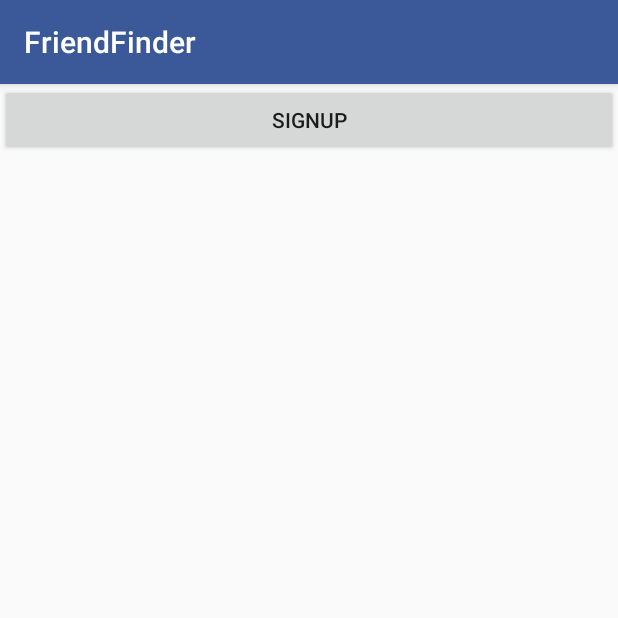
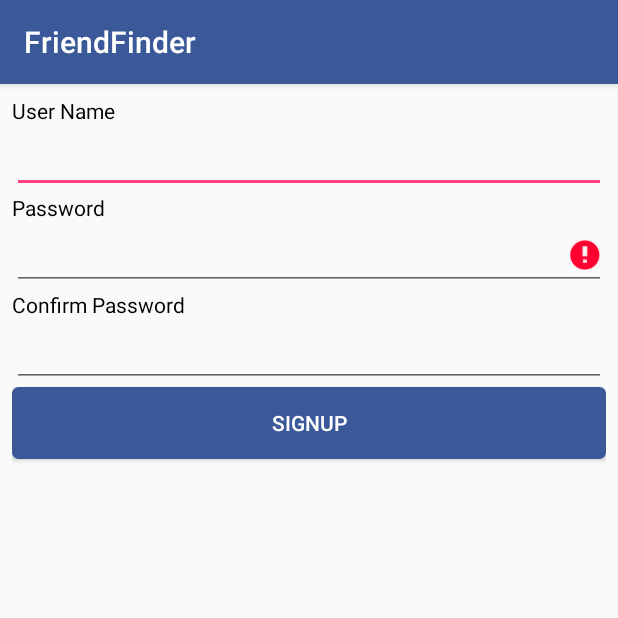
Before and after one commit to sashimdr8/FriendFinder, an Android app: the RegisterActivity screen opened directly, with no data from a screen before it, after a tap on "SIGNUP", on a phone screen of 412 x 824 dp, the top half of it. Run offline under Robolectric (Android 15) with nearby library versions, the phone set to English and light mode, and no system bars; our stand-ins replace Dagger/Hilt's generated code, data binding; libraries missing offline, so code that uses them is left out: retrofit2.adapter.rxjava, rx.android.schedulers, rx.functions, rx.schedulers; 2 statements that could not run were skipped.

Commit message:
sign up api implemented

```diff
--- a/app/src/main/java/com/example/brain/friendfinder/FriendFinderModule.java
+++ b/app/src/main/java/com/example/brain/friendfinder/FriendFinderModule.java
@@ -30,30 +30,21 @@ import retrofit2.converter.scalars.ScalarsConverterFactory;
 public final class FriendFinderModule {
     FriendFinderRemoteRepo remoteRepo;
     FriendFinderLocalRepo localRepo;
-    FriendFinderPref prefs;
+    private final Context app;
 
-    //private final Context app;
-
-    private   Api api;
-
-    public  Api api(){
-        return api;
+    public Api api() {
+        return provideRetrofit().create(Api.class);
     }
 
-   /* public FriendFinderModule(Context app) {
+    public FriendFinderModule(Context app) {
         this.app = app;
-        this.prefs = new FriendFinderPref(app,gson());
-        this.localRepo = new FriendFinderLocalRepo(prefs);
-        this.remoteRepo = new FriendFinderRemoteRepo(api,gson());
+        this.localRepo = new FriendFinderLocalRepo(providePrefs(gson()));
+        this.remoteRepo = new FriendFinderRemoteRepo(api(), gson());
     }
-*/
-//    public Context provideContext() {
-//        return app;
-//    }
 
-//    public FriendFinderData provideData() {
-//        return new FriendFinderData(localRepo,remoteRepo);
-//    }
+    public FriendFinderData provideData() {
+        return new FriendFinderData(localRepo, remoteRepo);
+    }
 
 
     public RxBus provideBus() {
@@ -66,9 +57,9 @@ public final class FriendFinderModule {
     }
 
 
-  /*  public FriendFinderPref providePrefs(Gson gson) {
+    public FriendFinderPref providePrefs(Gson gson) {
         return new FriendFinderPref(app, gson);
-    }*/
+    }
 
 
     public Retrofit provideRetrofit() {
@@ -81,15 +72,4 @@ public final class FriendFinderModule {
     }
 
 
-    public FriendFinderLocalRepo provideLocalRepo(FriendFinderPref prefs) {
-        return new FriendFinderLocalRepo(prefs);
-    }
-
-
-    public FriendFinderRemoteRepo provideRemoteRepo(Api api, Gson gson) {
-        return new FriendFinderRemoteRepo(api, gson);
-    }
-
-
-
 }
--- a/app/src/main/java/com/example/brain/friendfinder/auth/register/RegisterActivity.java
+++ b/app/src/main/java/com/example/brain/friendfinder/auth/register/RegisterActivity.java
@@ -4,13 +4,19 @@ import android.databinding.DataBindingUtil;
 import android.os.Bundle;
 import android.support.annotation.Nullable;
 import android.support.v7.app.AppCompatActivity;
+import android.text.TextUtils;
 import android.view.View;
+import android.widget.Toast;
 
 import com.example.brain.friendfinder.FriendFinderApp;
 import com.example.brain.friendfinder.FriendFinderModule;
 import com.example.brain.friendfinder.R;
+import com.example.brain.friendfinder.data.model.AuthResponse;
 import com.example.brain.friendfinder.databinding.ActivityRegisterBinding;
 import com.example.brain.friendfinder.utils.Utils;
+import com.example.brain.friendfinder.utils.Validator;
+
+import okhttp3.ResponseBody;
 
 /**
  * Created by brain on 1/12/17.
@@ -19,18 +25,26 @@ import com.example.brain.friendfinder.utils.Utils;
 public class RegisterActivity extends AppCompatActivity implements RegisterContract.View {
     private RegisterContract.Presenter presenter;
     private ActivityRegisterBinding binding;
-    private FriendFinderModule module;
 
 
     @Override
     protected void onCreate(Bundle savedInstanceState) {
         super.onCreate(savedInstanceState);
-        binding = DataBindingUtil.setContentView(this,R.layout.activity_register);
-        new RegisterPresenter(this);
+        binding = DataBindingUtil.setContentView(this, R.layout.activity_register);
+        new RegisterPresenter(FriendFinderApp.component(RegisterActivity.this), this);
         binding.btSignUp.setOnClickListener(new View.OnClickListener() {
             @Override
             public void onClick(View view) {
-                presenter.signUp("username","password");
+                String username = binding.etUserName.getText().toString();
+                String password = binding.etPassword.getText().toString();
+                String confirmPassword = binding.etConfirmPassword.getText().toString();
+                if (Validator.isValidPassword(password, confirmPassword) && !TextUtils.isEmpty(username))
+                    presenter.signUp(username, password);
+                else if (!Validator.isValidPassword(password,confirmPassword))
+                    binding.etPassword.setError(getString(R.string.invalid_password));
+                else  if(TextUtils.isEmpty(username))
+                    binding.etUserName.setError(getString(R.string.invalid_username));
+
             }
         });
 
@@ -49,13 +63,14 @@ public class RegisterActivity extends AppCompatActivity implements RegisterContr
 
     @Override
     public void showRegisterError(String message) {
-        Utils.showToast(this,"login Error");
+        Utils.showToast(this, message);
 
     }
 
     @Override
-    public void showSignUpSuccess() {
-        Utils.showToast(this,"login successful");
+    public void showSignUpSuccess(AuthResponse authResponse) {
+
+        Utils.showToast(this, authResponse.getMessage());
 
     }
 }
--- a/app/src/main/java/com/example/brain/friendfinder/auth/register/RegisterContract.java
+++ b/app/src/main/java/com/example/brain/friendfinder/auth/register/RegisterContract.java
@@ -2,6 +2,10 @@ package com.example.brain.friendfinder.auth.register;
 
 import com.example.brain.friendfinder.BasePresenter;
 import com.example.brain.friendfinder.BaseView;
+import com.example.brain.friendfinder.data.model.Auth;
+import com.example.brain.friendfinder.data.model.AuthResponse;
+
+import okhttp3.ResponseBody;
 
 /**
  * Created by brain on 1/12/17.
@@ -18,6 +22,6 @@ public interface RegisterContract {
 
         void showRegisterError(String message);
 
-        void showSignUpSuccess();
+        void showSignUpSuccess(AuthResponse auth);
     }
 }
--- a/app/src/main/java/com/example/brain/friendfinder/auth/register/RegisterPresenter.java
+++ b/app/src/main/java/com/example/brain/friendfinder/auth/register/RegisterPresenter.java
@@ -2,13 +2,18 @@ package com.example.brain.friendfinder.auth.register;
 
 import android.content.Context;
 
+import com.example.brain.friendfinder.FriendFinderApp;
 import com.example.brain.friendfinder.FriendFinderModule;
 import com.example.brain.friendfinder.data.model.Auth;
+import com.example.brain.friendfinder.data.model.AuthResponse;
 import com.example.brain.friendfinder.data.remote.Api;
 
 import okhttp3.ResponseBody;
+import rx.Scheduler;
 import rx.Single;
+import rx.android.schedulers.AndroidSchedulers;
 import rx.functions.Action1;
+import rx.schedulers.Schedulers;
 
 /**
  * Created by brain on 1/12/17.
@@ -18,23 +23,23 @@ public class RegisterPresenter implements RegisterContract.Presenter {
     private RegisterContract.View view;
     FriendFinderModule module;
 
-    public RegisterPresenter(RegisterContract.View view) {
+    public RegisterPresenter(FriendFinderModule module, RegisterContract.View view) {
         this.view = view;
         this.view.setPresenter(this);
-        this.module = new FriendFinderModule();
-       // this.module = new FriendFinderModule(context);
+        this.module = module;
 
     }
 
 
     @Override
     public void signUp(String username, String password) {
-        Api api = module.provideRetrofit().create(Api.class);
-        api.signUp(username, password)
-                .subscribe(new Action1<ResponseBody>() {
+        module.provideData().signUp(username, password)
+                .subscribeOn(Schedulers.io())
+                .observeOn(AndroidSchedulers.mainThread())
+                .subscribe(new Action1<AuthResponse>() {
                                @Override
-                               public void call(ResponseBody auth) {
-                                   view.showSignUpSuccess();
+                               public void call(AuthResponse auth) {
+                                   view.showSignUpSuccess(auth);
                                }
                            }
                         , new Action1<Throwable>() {
--- a/app/src/main/java/com/example/brain/friendfinder/data/remote/Api.java
+++ b/app/src/main/java/com/example/brain/friendfinder/data/remote/Api.java
@@ -1,11 +1,13 @@
 package com.example.brain.friendfinder.data.remote;
 
 import com.example.brain.friendfinder.data.model.Auth;
+import com.example.brain.friendfinder.data.model.AuthResponse;
 import com.example.brain.friendfinder.searchfriends.SearchFriendsModel;
 
 import okhttp3.ResponseBody;
 import retrofit2.Call;
 import retrofit2.http.Field;
+import retrofit2.http.FormUrlEncoded;
 import retrofit2.http.POST;
 import rx.Single;
 
@@ -18,5 +20,6 @@ public interface Api {
     Call<SearchFriendsModel> searchFriends(@Field("address") String address , @Field("gender") String gender);
 
     @POST("register/")
-    Single<ResponseBody> signUp(@Field("username")String username , @Field("password") String password);
+    @FormUrlEncoded
+    Single<AuthResponse> signUp(@Field("username")String username , @Field("password") String password);
 }
--- a/app/src/main/java/com/example/brain/friendfinder/data/remote/FriendFinderRemoteRepo.java
+++ b/app/src/main/java/com/example/brain/friendfinder/data/remote/FriendFinderRemoteRepo.java
@@ -1,6 +1,8 @@
 package com.example.brain.friendfinder.data.remote;
 
+import com.example.brain.friendfinder.FriendFinderModule;
 import com.example.brain.friendfinder.data.model.Auth;
+import com.example.brain.friendfinder.data.model.AuthResponse;
 import com.google.gson.Gson;
 
 import okhttp3.ResponseBody;
@@ -20,7 +22,7 @@ public class FriendFinderRemoteRepo {
 
     }
 
-    public Single<ResponseBody> signUp(String username, String password) {
+    public Single<AuthResponse> signUp(String username, String password) {
         return api.signUp(username,password);
     }
 }
--- a/app/src/main/java/com/example/brain/friendfinder/utils/Utils.java
+++ b/app/src/main/java/com/example/brain/friendfinder/utils/Utils.java
@@ -10,6 +10,6 @@ import android.widget.Toast;
 public class Utils {
 
     public static void showToast(Context context, String msg){
-        Toast.makeText(context,msg,Toast.LENGTH_SHORT);
+        Toast.makeText(context,msg,Toast.LENGTH_SHORT).show();
     }
 }
--- /dev/null
+++ b/app/src/main/java/com/example/brain/friendfinder/utils/Validator.java
@@ -0,0 +1,22 @@
+package com.example.brain.friendfinder.utils;
+
+import android.text.TextUtils;
+
+/**
+ * Created by brain on 1/16/17.
+ */
+
+public class Validator {
+    public static final int MIN_LENGTH_PASSWORD = 4;
+    public static final int MAX_LENGTH_PASSWORD = 50;
+
+    public static boolean isValidPassword(String password, String confirmPassword) {
+        if (!password.equals(confirmPassword)) {
+            return false;
+        } else {
+            return !TextUtils.isEmpty(password)
+                    && password.length() >= MIN_LENGTH_PASSWORD
+                    && password.length() <= MAX_LENGTH_PASSWORD;
+        }
+    }
+}
--- a/app/src/main/res/layout/activity_register.xml
+++ b/app/src/main/res/layout/activity_register.xml
@@ -4,12 +4,57 @@
     <LinearLayout
         android:layout_width="match_parent"
         android:layout_height="match_parent"
-        android:orientation="vertical">
+        android:orientation="vertical"
+        android:padding="@dimen/padding_small">
+
+        <TextView
+            android:text="@string/user_name"
+            android:layout_width="match_parent"
+            android:layout_height="wrap_content"
+            android:textColor="@color/text_color"
+             />
+
+        <EditText
+            android:layout_width="match_parent"
+            android:layout_height="wrap_content"
+            android:inputType="textPersonName"
+            android:ems="10"
+            android:id="@+id/etUserName" />
+
+        <TextView
+            android:text="@string/password"
+            android:layout_width="match_parent"
+            android:layout_height="wrap_content"
+            android:textColor="@color/text_color"
+
+            />
+
+        <EditText
+            android:layout_width="match_parent"
+            android:layout_height="wrap_content"
+            android:inputType="textPassword"
+            android:ems="10"
+            android:id="@+id/etPassword" />
+        <TextView
+            android:text="@string/confirm_password"
+            android:layout_width="match_parent"
+            android:layout_height="wrap_content"
+            android:textColor="@color/text_color"
+             />
+
+        <EditText
+            android:layout_width="match_parent"
+            android:layout_height="wrap_content"
+            android:inputType="textPassword"
+            android:ems="10"
+            android:id="@+id/etConfirmPassword" />
 
         <Button
             android:text="SignUp"
             android:layout_width="match_parent"
             android:layout_height="wrap_content"
+            android:textColor="@color/white"
+            android:background="@drawable/button_blue_selector"
             android:id="@+id/btSignUp" />
     </LinearLayout>
 
--- a/app/src/main/res/values/colors.xml
+++ b/app/src/main/res/values/colors.xml
@@ -8,5 +8,6 @@
     <color name="blue">#3b5998</color>
     <color name="darker_blue">#8b9dc3</color>
     <color name="text_color">#000000</color>
+    <color name="white">#ffffff</color>
 
 </resources>
--- a/app/src/main/res/values/strings.xml
+++ b/app/src/main/res/values/strings.xml
@@ -1,5 +1,10 @@
 <resources>
     <string name="app_name">FriendFinder</string>
+    <string name="user_name">User Name</string>
+    <string name="password">Password</string>
+    <string name="invalid_password">Invalid Password</string>
+    <string name="confirm_password">Confirm Password</string>
+    <string name="invalid_username">Invalid Username</string>
     <string-array name="array_address">
         <item>Any City</item>
         <item>Kathmandu</item>
```
Also changed, not shown: app/src/main/java/com/example/brain/friendfinder/FriendFinderApp.java (+1 -11 lines), app/src/main/java/com/example/brain/friendfinder/data/FriendFinderData.java (+5 -6 lines), app/src/main/java/com/example/brain/friendfinder/data/model/AuthResponse.java (added, +31 -0 lines), 1 other file.
